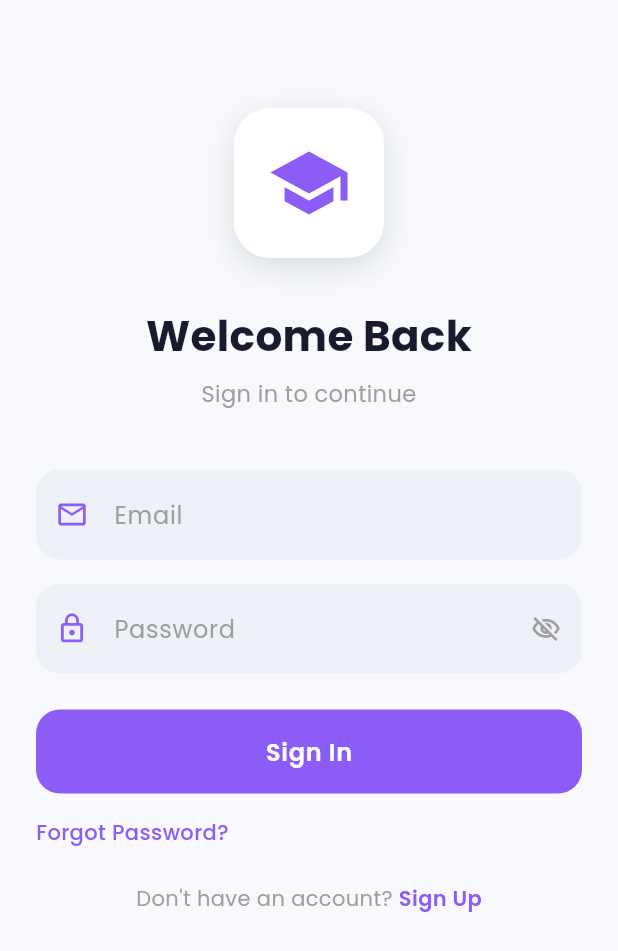
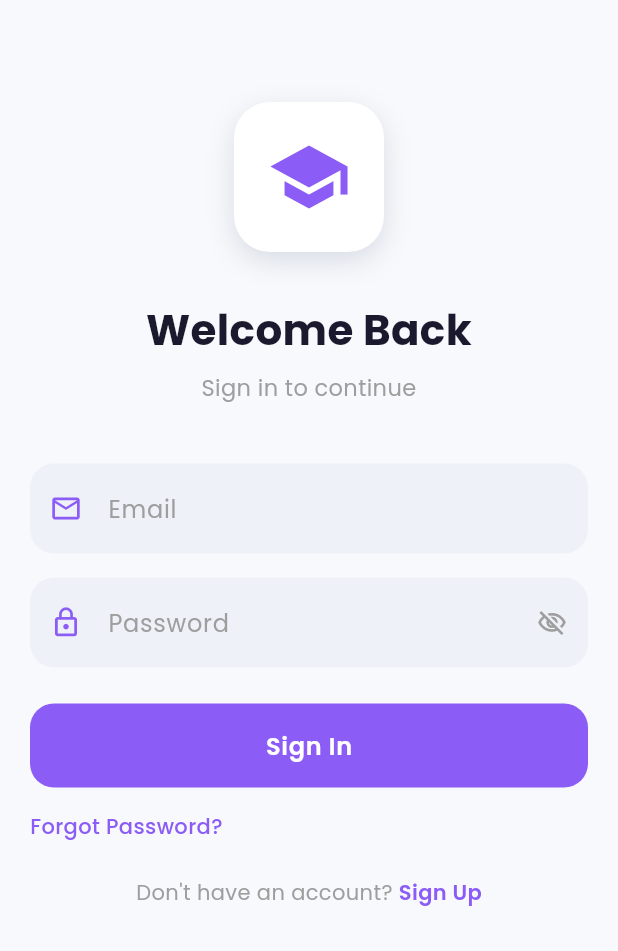
Before and after one commit to kilewin021105/crimireview, a Flutter app: the AuthScreen screen opened directly, on a phone screen of 412 x 824 dp. Shown: the top 951 px of the screen. Run offline on Flutter 3.47's test engine with Material 3 defaults, Android fonts, the phone set to English and light mode, and no system bars; our stand-ins replace audioplayers, confetti, flutter_animate, flutter_local_notifications, google_fonts, image_picker and 4 more; accounts and stored records are empty.

Commit message:
Make UI responsive across all devices

```diff
--- a/lib/screens/auth_screen.dart
+++ b/lib/screens/auth_screen.dart
@@ -5,6 +5,7 @@ import '../services/theme_service.dart';
 import '../services/storage_service.dart';
 import '../services/supabase_service.dart';
 import '../utils/page_transitions.dart';
+import '../utils/responsive.dart';
 import 'home_screen.dart';
 import 'email_verification_screen.dart';
 
@@ -245,24 +246,29 @@ class _AuthScreenState extends State<AuthScreen> {
   @override
   Widget build(BuildContext context) {
     final isDark = Theme.of(context).brightness == Brightness.dark;
+    final isSmall = Responsive.isSmallPhone(context);
+    final logoSize = isSmall ? 80.0 : 100.0;
+    final iconSize = isSmall ? 44.0 : 56.0;
+    final titleSize = Responsive.fontSize(context, 28);
+    final padding = Responsive.horizontalPadding(context);
 
     return Scaffold(
       backgroundColor: isDark ? AppColors.darkBg : AppColors.lightBg,
       body: SafeArea(
         child: SingleChildScrollView(
           child: Padding(
-            padding: const EdgeInsets.all(24),
+            padding: EdgeInsets.all(padding),
             child: Form(
               key: _formKey,
               child: Column(
                 crossAxisAlignment: CrossAxisAlignment.stretch,
                 children: [
-                  const SizedBox(height: 48),
+                  SizedBox(height: isSmall ? 32 : 48),
 
                   Center(
                     child: Container(
-                      width: 100,
-                      height: 100,
+                      width: logoSize,
+                      height: logoSize,
                       decoration: BoxDecoration(
                         color: isDark ? AppColors.darkCard : Colors.white,
                         borderRadius: BorderRadius.circular(24),
@@ -276,18 +282,18 @@ class _AuthScreenState extends State<AuthScreen> {
                       ),
                       child: Icon(
                         Icons.school,
-                        size: 56,
+                        size: iconSize,
                         color: AppColors.accent,
                       ),
                     ),
                   ),
 
-                  const SizedBox(height: 32),
+                  SizedBox(height: isSmall ? 24 : 32),
 
                   Text(
                     _isLogin ? 'Welcome Back' : 'Create Account',
                     style: TextStyle(
-                      fontSize: 28,
+                      fontSize: titleSize,
                       fontWeight: FontWeight.bold,
                       color: isDark ? Colors.white : AppColors.textDark,
                     ),
@@ -301,13 +307,13 @@ class _AuthScreenState extends State<AuthScreen> {
                       ? 'Sign in to continue'
                       : 'Start your review journey',
                     style: TextStyle(
-                      fontSize: 15,
+                      fontSize: Responsive.fontSize(context, 15),
                       color: isDark ? Colors.white60 : AppColors.textMuted,
                     ),
                     textAlign: TextAlign.center,
                   ),
 
-                  const SizedBox(height: 40),
+                  SizedBox(height: isSmall ? 32 : 40),
 
                   if (!_isLogin) ...[
                     _buildTextField(
--- /dev/null
+++ b/lib/utils/responsive.dart
@@ -0,0 +1,61 @@
+import 'package:flutter/material.dart';
+
+class Responsive {
+  static double screenWidth(BuildContext context) => MediaQuery.of(context).size.width;
+  static double screenHeight(BuildContext context) => MediaQuery.of(context).size.height;
+
+  // Screen size breakpoints
+  static bool isSmallPhone(BuildContext context) => screenWidth(context) < 360;
+  static bool isPhone(BuildContext context) => screenWidth(context) < 600;
+  static bool isTablet(BuildContext context) => screenWidth(context) >= 600 && screenWidth(context) < 900;
+  static bool isDesktop(BuildContext context) => screenWidth(context) >= 900;
+
+  // Responsive padding
+  static double horizontalPadding(BuildContext context) {
+    final width = screenWidth(context);
+    if (width < 360) return 16;
+    if (width < 600) return 20;
+    if (width < 900) return 32;
+    return 48;
+  }
+
+  // Responsive font sizes
+  static double fontSize(BuildContext context, double baseSize) {
+    final width = screenWidth(context);
+    if (width < 360) return baseSize * 0.85;
+    if (width < 400) return baseSize * 0.92;
+    return baseSize;
+  }
+
+  // Responsive icon sizes
+  static double iconSize(BuildContext context, double baseSize) {
+    final width = screenWidth(context);
+    if (width < 360) return baseSize * 0.8;
+    if (width < 400) return baseSize * 0.9;
+    return baseSize;
+  }
+
+  // Responsive container width (for cards, inputs, etc.)
+  static double containerWidth(BuildContext context, {double maxWidth = 500}) {
+    final width = screenWidth(context);
+    if (width < maxWidth + 40) return width - 40;
+    return maxWidth;
+  }
+
+  // Grid column count based on screen width
+  static int gridColumns(BuildContext context) {
+    final width = screenWidth(context);
+    if (width < 400) return 2;
+    if (width < 600) return 2;
+    if (width < 900) return 3;
+    return 4;
+  }
+
+  // Responsive spacing
+  static double spacing(BuildContext context, double baseSpacing) {
+    final width = screenWidth(context);
+    if (width < 360) return baseSpacing * 0.75;
+    if (width < 400) return baseSpacing * 0.85;
+    return baseSpacing;
+  }
+}
```
Also changed, not shown: lib/screens/email_verification_screen.dart (+28 -18 lines), lib/screens/home_screen.dart (+11 -7 lines), lib/screens/settings_screen.dart (+6 -3 lines), lib/screens/splash_screen.dart (+9 -5 lines).
